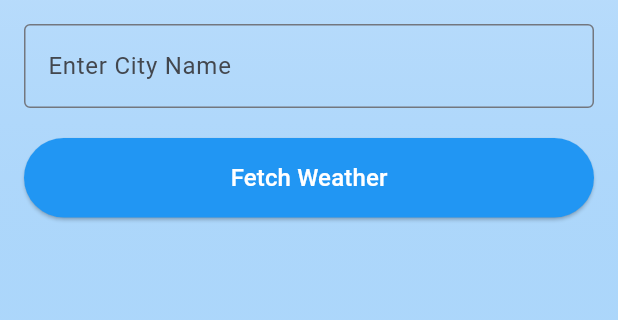
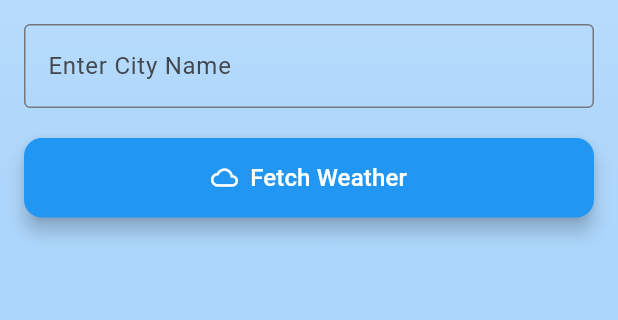
Before and after one commit to laosrb/weather_info_app, a Flutter app: the screen it shows after launch, on a phone screen of 412 x 824 dp, the part 84-404 px from its top. Run offline on Flutter 3.47's test engine with Material 3 defaults, Android fonts, the phone set to English and light mode, and no system bars.

Commit message:
Added graphical changes and final adjustment

```diff
--- a/lib/main.dart
+++ b/lib/main.dart
@@ -118,9 +118,19 @@ class _WeatherHomePageState extends State<WeatherHomePage>
                   backgroundColor: Colors.blue,
                   foregroundColor: Colors.white,
                   padding: const EdgeInsets.symmetric(vertical: 15),
+                  elevation: 5,
+                  shape: RoundedRectangleBorder(
+                    borderRadius: BorderRadius.circular(12),
+                  ),
                 ),
-                child:
-                    const Text('Fetch Weather', style: TextStyle(fontSize: 16)),
+                child: const Row(
+                  mainAxisAlignment: MainAxisAlignment.center,
+                  children: [
+                    Icon(Icons.cloud_outlined),
+                    SizedBox(width: 8),
+                    Text('Fetch Weather', style: TextStyle(fontSize: 16)),
+                  ],
+                ),
               ),
               const SizedBox(height: 40),
               ScaleTransition(
@@ -129,16 +139,27 @@ class _WeatherHomePageState extends State<WeatherHomePage>
                   curve: Curves.easeInOut,
                 ),
                 child: Card(
-                  elevation: 8,
+                  elevation: 12,
+                  shape: RoundedRectangleBorder(
+                    borderRadius: BorderRadius.circular(15),
+                  ),
                   child: Container(
                     decoration: BoxDecoration(
+                      borderRadius: BorderRadius.circular(15),
                       gradient: LinearGradient(
                         colors: [Colors.white, Colors.blue.withOpacity(0.2)],
                         begin: Alignment.topLeft,
                         end: Alignment.bottomRight,
                       ),
+                      boxShadow: [
+                        BoxShadow(
+                          color: Colors.blue.withOpacity(0.2),
+                          blurRadius: 15,
+                          offset: const Offset(0, 5),
+                        ),
+                      ],
                     ),
-                    padding: const EdgeInsets.all(16.0),
+                    padding: const EdgeInsets.all(20.0),
                     child: Column(
                       children: [
                         const Text(
@@ -146,15 +167,21 @@ class _WeatherHomePageState extends State<WeatherHomePage>
                           style: TextStyle(
                             fontSize: 24,
                             fontWeight: FontWeight.bold,
+                            letterSpacing: 1.2,
                           ),
                         ),
                         const SizedBox(height: 20),
                         Text(
                           _weatherEmojis[_condition] ?? '❓',
-                          style: const TextStyle(fontSize: 50),
+                          style: const TextStyle(fontSize: 60),
                         ),
-                        Text('City: $_cityName',
-                            style: const TextStyle(fontSize: 18)),
+                        Text(
+                          'City: $_cityName',
+                          style: const TextStyle(
+                            fontSize: 20,
+                            fontWeight: FontWeight.w500,
+                          ),
+                        ),
                         const SizedBox(height: 10),
                         Text(
                           'Temperature: ${_temperature.toStringAsFixed(1)}°C',
```
